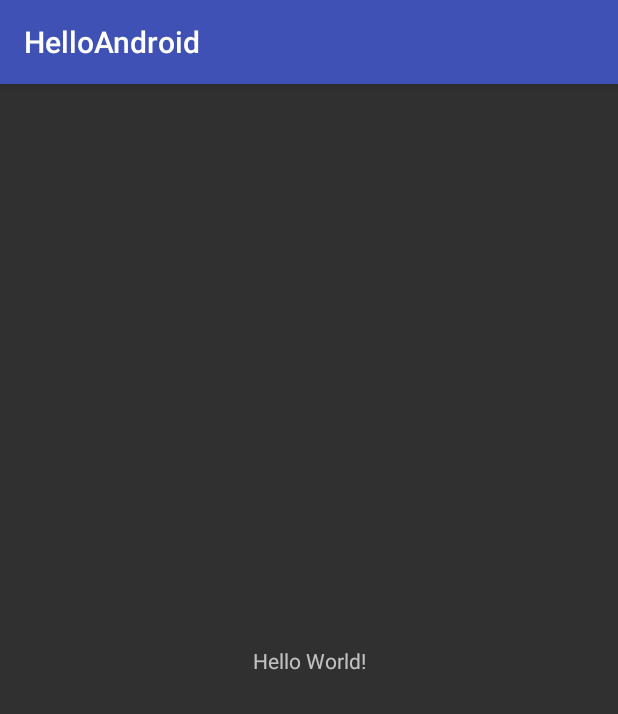
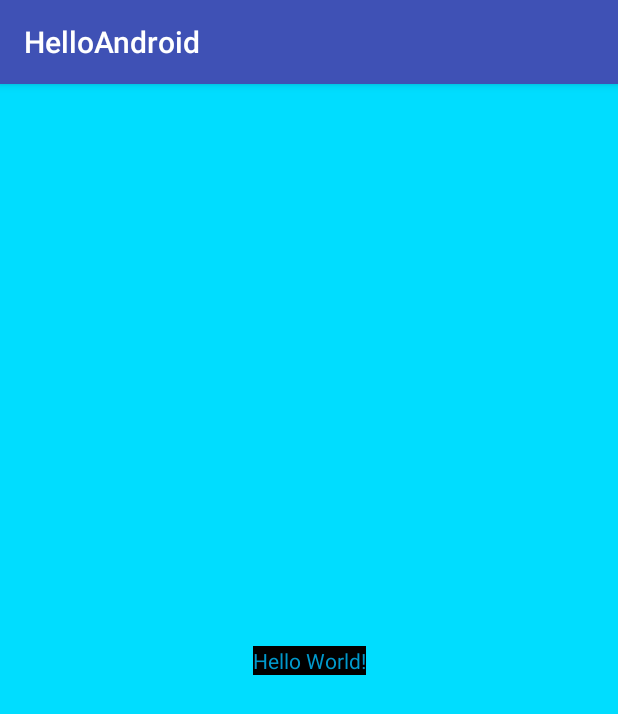
Before and after one commit to felm84/MyApplication, an Android app: the screen it shows after launch (MyFirstActivity), on a phone screen of 412 x 824 dp. Shown: the top 714 px of the screen. Run offline under Robolectric (Android 15) with nearby library versions, the phone set to English and light mode, and no system bars.

Commit message:
Added background color and text color

```diff
--- a/app/src/main/res/layout/activity_my_first.xml
+++ b/app/src/main/res/layout/activity_my_first.xml
@@ -4,12 +4,15 @@
     xmlns:tools="http://schemas.android.com/tools"
     android:layout_width="match_parent"
     android:layout_height="match_parent"
+    android:background="@android:color/holo_blue_bright"
     tools:context="comfelm84.github.helloandroid.MyFirstActivity">
 
     <TextView
         android:layout_width="wrap_content"
         android:layout_height="wrap_content"
+        android:background="@android:color/black"
         android:text="Hello World!"
+        android:textColor="@android:color/holo_blue_dark"
         app:layout_constraintBottom_toBottomOf="parent"
         app:layout_constraintLeft_toLeftOf="parent"
         app:layout_constraintRight_toRightOf="parent"
```
